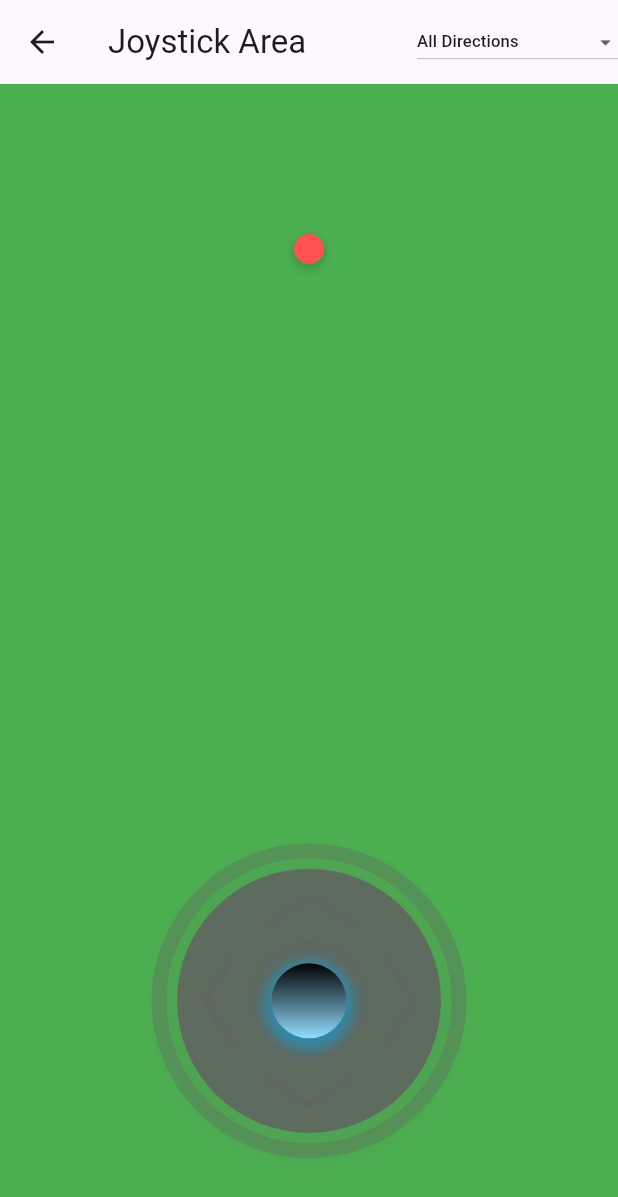
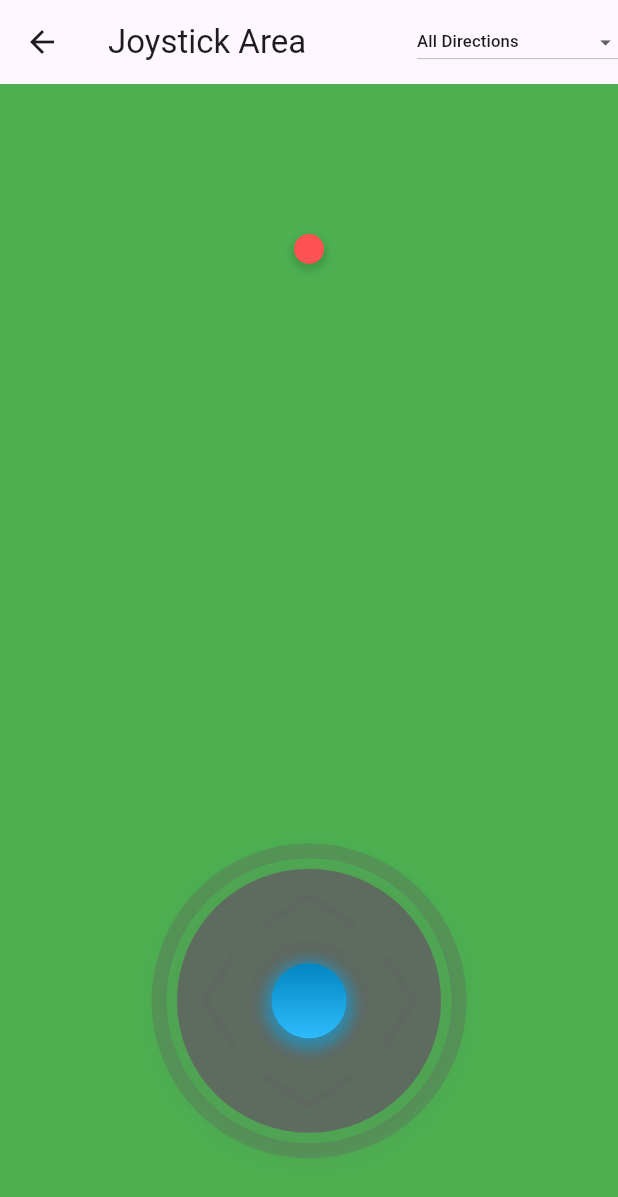
Before and after one commit to pavelzaichyk/flutter_joystick, a Flutter app: the JoystickAreaExample screen opened directly, on a phone screen of 412 x 824 dp. Shown: the top 1197 px of the screen. Run offline on Flutter 3.47's test engine with Material 3 defaults, Android fonts, the phone set to English and light mode, and no system bars.

Commit message:
Update logic in JoystickStick.

```diff
--- a/lib/src/joystick_stick.dart
+++ b/lib/src/joystick_stick.dart
@@ -31,8 +31,8 @@ class JoystickStick extends StatelessWidget {
           begin: Alignment.topCenter,
           end: Alignment.bottomCenter,
           colors: [
-            darken(color, 0.9),
-            lighten(color, 0.3),
+            darken(color),
+            lighten(color),
           ],
         ),
       ),
```
